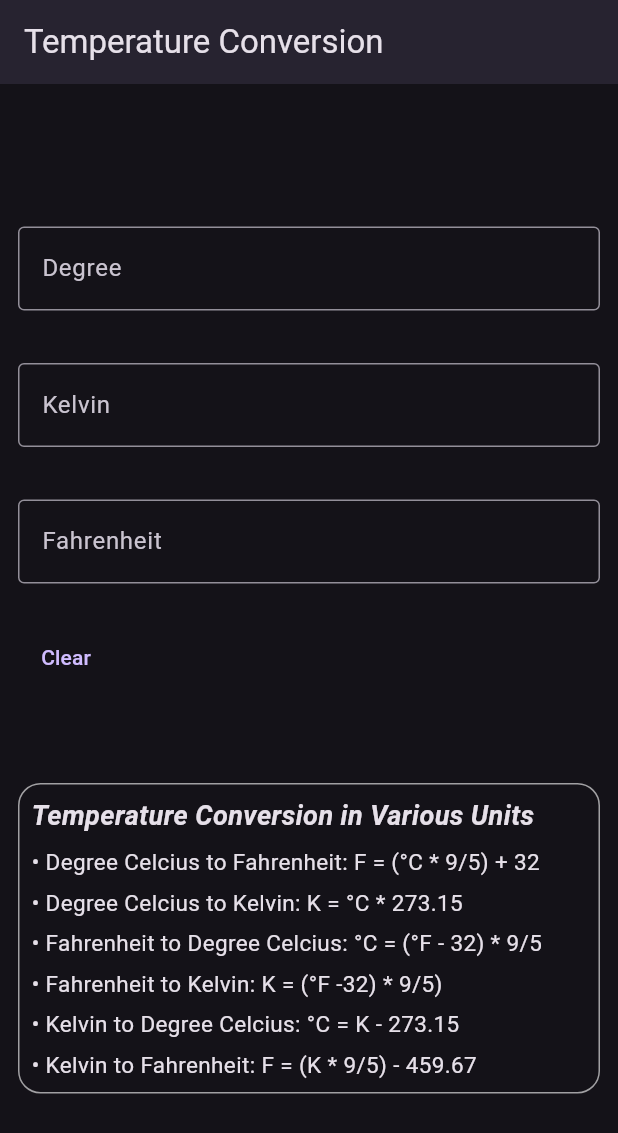
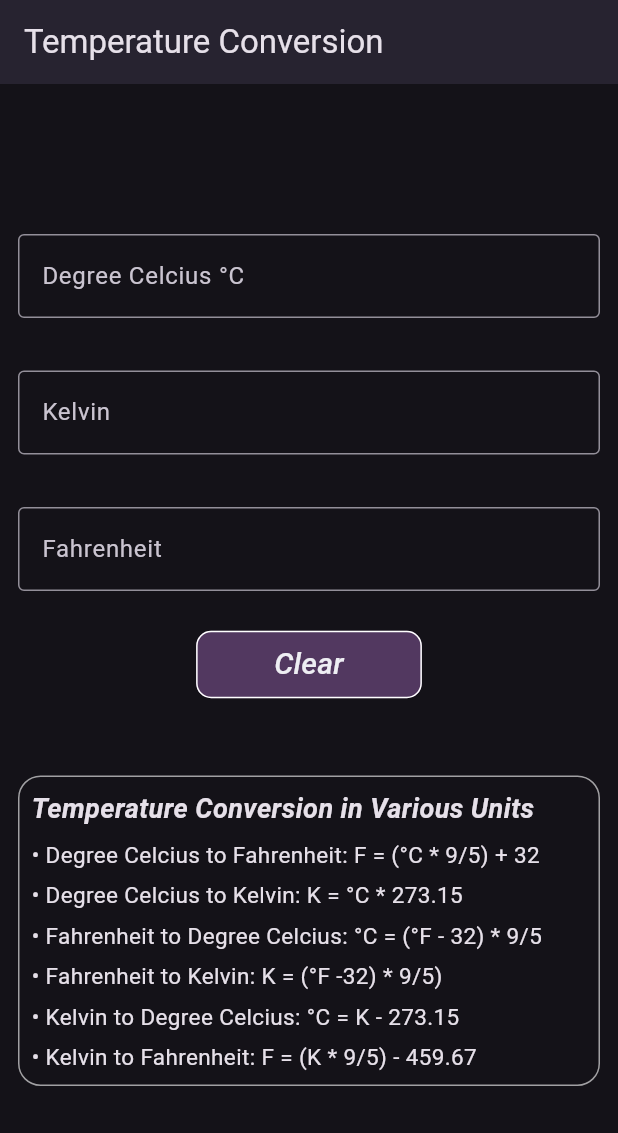
Before and after one commit to Nyanzu-kokayne/temperature, a Flutter app: the screen it shows after launch, after a tap on "Clear", on a phone screen of 412 x 824 dp. Shown: the top 1133 px of the screen. Run offline on Flutter 3.47's test engine with Material 3 defaults, Android fonts, the phone set to English and light mode, and no system bars.

Commit message:
Update Temperature app with functionalities

```diff
--- a/lib/temperature_screen.dart
+++ b/lib/temperature_screen.dart
@@ -8,6 +8,64 @@ class HomeScreen extends StatefulWidget {
 }
 
 class _HomeScreenState extends State<HomeScreen> {
+  final TextEditingController degreeController = TextEditingController();
+  final TextEditingController kelvinController = TextEditingController();
+  final TextEditingController fahrenheitController = TextEditingController();
+
+  void updateFromCelcius(String value) {
+    if (value.isEmpty) {
+      kelvinController.clear();
+      fahrenheitController.clear();
+      return;
+    }
+
+    final double? celcius = double.tryParse(value);
+    if (celcius != null) {
+      fahrenheitController.text = ((celcius * 9 / 5) + 32).toStringAsFixed(2);
+      kelvinController.text = (celcius * 273.15).toStringAsFixed(2);
+    }
+  }
+
+  void updateFromKelcius(String value) {
+    if (value.isEmpty) {
+      degreeController.clear();
+      fahrenheitController.clear();
+      return;
+    }
+
+    final double? kelvin = double.tryParse(value);
+    if (kelvin != null) {
+      fahrenheitController.text = ((kelvin * 9 / 5) - 459.67).toStringAsFixed(
+        2,
+      );
+      degreeController.text = (kelvin - 273.15).toStringAsFixed(2);
+    }
+  }
+
+  void updateFromelFahrenheit(String value) {
+    if (value.isEmpty) {
+      kelvinController.clear();
+      degreeController.clear();
+      return;
+    }
+
+    final double? fahrenheit = double.tryParse(value);
+    if (fahrenheit != null) {
+      degreeController.text = ((fahrenheit - 32) * 9 / 5).toStringAsFixed(2);
+      kelvinController.text = ((fahrenheit + 459.67) * 5 / 9).toStringAsFixed(
+        2,
+      );
+    }
+  }
+
+  @override
+  void dispose() {
+    degreeController.dispose();
+    kelvinController.dispose();
+    fahrenheitController.dispose();
+    super.dispose();
+  }
+
   @override
   Widget build(BuildContext context) {
     return Scaffold(
@@ -16,14 +74,19 @@ class _HomeScreenState extends State<HomeScreen> {
       body: Padding(
         padding: const EdgeInsets.all(12.0),
         child: Center(
+          child: SingleChildScrollView(
             child: Column(
               mainAxisAlignment: MainAxisAlignment.center,
               crossAxisAlignment: CrossAxisAlignment.start,
+
               children: [
                 TextFormField(
+                  onChanged: updateFromCelcius,
+                  keyboardType: TextInputType.numberWithOptions(decimal: true),
+                  controller: degreeController,
                   decoration: InputDecoration(
                     border: OutlineInputBorder(),
-                  labelText: "Degree",
+                    labelText: "Degree Celcius °C",
                     hintText: "Enter temperature in Degree Celius",
                   ),
                 ),
@@ -31,6 +94,9 @@ class _HomeScreenState extends State<HomeScreen> {
                 SizedBox(height: 35),
 
                 TextFormField(
+                  onChanged: updateFromKelcius,
+                  keyboardType: TextInputType.numberWithOptions(decimal: true),
+                  controller: kelvinController,
                   decoration: InputDecoration(
                     border: OutlineInputBorder(),
                     labelText: "Kelvin",
@@ -41,6 +107,9 @@ class _HomeScreenState extends State<HomeScreen> {
                 SizedBox(height: 35),
 
                 TextFormField(
+                  onChanged: updateFromelFahrenheit,
+                  keyboardType: TextInputType.numberWithOptions(decimal: true),
+                  controller: fahrenheitController,
                   decoration: InputDecoration(
                     border: OutlineInputBorder(),
                     labelText: "Fahrenheit",
@@ -50,9 +119,37 @@ class _HomeScreenState extends State<HomeScreen> {
 
                 SizedBox(height: 25),
 
-              TextButton(onPressed: () {}, child: Text("Clear")),
+                Center(
+                  child: TextButton(
+                    style: TextButton.styleFrom(
+                      minimumSize: Size(150.5, 0),
+                      side: BorderSide(color: Colors.white),
+                      elevation: 5,
+                      backgroundColor: const Color.fromARGB(131, 141, 92, 164),
+                      foregroundColor: const Color.fromARGB(255, 238, 238, 243),
+                      padding: EdgeInsets.all(8.0),
+                      shape: RoundedRectangleBorder(
+                        borderRadius: BorderRadius.circular(10),
+                      ),
+                    ),
+                    onPressed: () {
+                      setState(() {
+                        degreeController.clear();
+                        kelvinController.clear();
+                        fahrenheitController.clear();
+                      });
+                    },
+                    child: Text(
+                      "Clear",
+                      style: TextStyle(
+                        fontSize: 20,
+                        fontStyle: FontStyle.italic,
+                      ),
+                    ),
+                  ),
+                ),
 
-              SizedBox(height: 60),
+                SizedBox(height: 50),
                 Container(
                   width: double.infinity,
                   //alignment: Alignment(0, 0),
@@ -123,6 +220,7 @@ class _HomeScreenState extends State<HomeScreen> {
             ),
           ),
         ),
+      ),
     );
   }
 }
```
Lines whose indentation alone changed are shown as unchanged.
